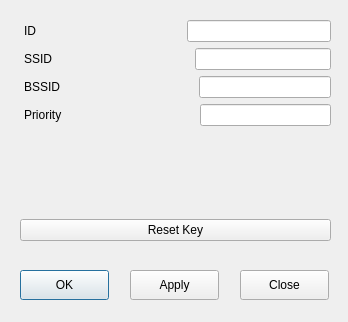
Above: src/wificonfig/wifiedit.ui from Peter2121/pc-networkmanager before the change. Below: the same form after it.
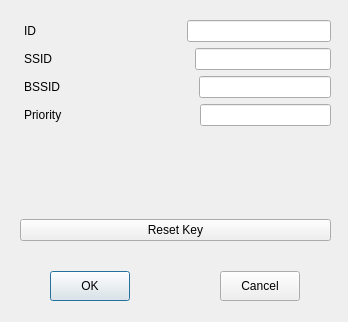
That is the form after the change.

Commit message: Activate SetNetworkBssid, set wifiedit dialog modal

Patch:
```diff
--- a/src/wificonfig/wifiedit.ui
+++ b/src/wificonfig/wifiedit.ui
@@ -16,9 +16,9 @@
   <widget class="QPushButton" name="pushOk">
    <property name="geometry">
     <rect>
-     <x>20</x>
-     <y>270</y>
-     <width>89</width>
+     <x>50</x>
+     <y>271</y>
+     <width>80</width>
      <height>30</height>
     </rect>
    </property>
@@ -26,32 +26,6 @@
     <string>OK</string>
    </property>
   </widget>
-  <widget class="QPushButton" name="pushApply">
-   <property name="geometry">
-    <rect>
-     <x>130</x>
-     <y>270</y>
-     <width>89</width>
-     <height>30</height>
-    </rect>
-   </property>
-   <property name="text">
-    <string>Apply</string>
-   </property>
-  </widget>
-  <widget class="QPushButton" name="pushClose">
-   <property name="geometry">
-    <rect>
-     <x>240</x>
-     <y>270</y>
-     <width>89</width>
-     <height>30</height>
-    </rect>
-   </property>
-   <property name="text">
-    <string>Close</string>
-   </property>
-  </widget>
   <widget class="QWidget" name="layoutWidget">
    <property name="geometry">
     <rect>
@@ -220,6 +194,19 @@
     </item>
    </layout>
   </widget>
+  <widget class="QPushButton" name="pushClose">
+   <property name="geometry">
+    <rect>
+     <x>220</x>
+     <y>271</y>
+     <width>80</width>
+     <height>30</height>
+    </rect>
+   </property>
+   <property name="text">
+    <string>Cancel</string>
+   </property>
+  </widget>
  </widget>
  <resources/>
  <connections/>
```
The commit also changes 3 other files.
